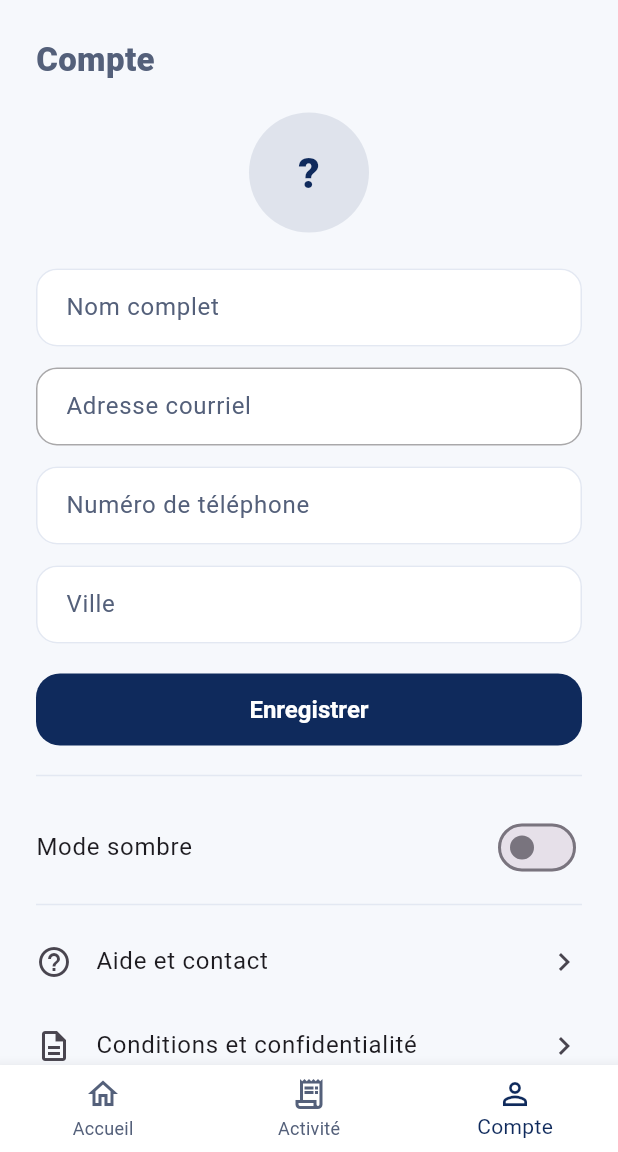
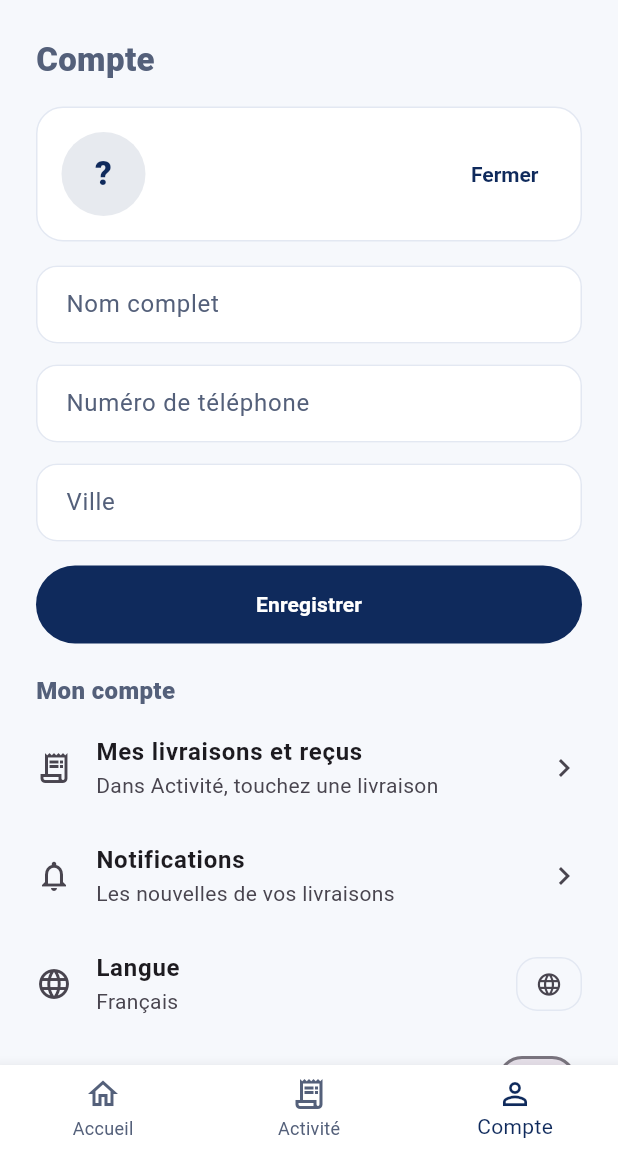
Before and after one commit to Solexiai/mecano-mobile, a Flutter app: the CustomerDashboardShell screen opened by its route, item 3 of the bottom bar chosen, on a phone screen of 412 x 824 dp, the part 84-1236 px from its top. Run offline on Flutter 3.47's test engine with Material 3 defaults, Android fonts, the phone set to English and light mode, and no system bars; our stand-ins replace cloud_firestore, cloud_functions, firebase_auth, firebase_core, firebase_messaging, firebase_storage and 8 more; missing offline and left inert: dart:js_interop; accounts and stored records are empty.

Commit message:
feat(client): account tab like the mockup (screen 5)
Who you are on top (initial, name, email, phone) with Edit, then short
rows that all lead somewhere real: deliveries and receipts (Activité),
notifications, language, dark mode, help, terms. Sign out and the honest
deletion path stay. The form opens by itself when no name is saved yet.

Co-Authored-By: Claude Opus 5.5 <noreply@anthropic.com>
Claude-Session: https://claude.ai/code/session_016wdyjnMgpXu8tP4WYgSueY

```diff
--- a/lib/screens/dashboard/customer/customer_dashboard_shell.dart
+++ b/lib/screens/dashboard/customer/customer_dashboard_shell.dart
@@ -61,7 +61,7 @@ class _CustomerDashboardShellState extends State<CustomerDashboardShell> {
     final tabs = [
       CustomerOverviewTab(onGoToTab: (i) => setState(() => _index = i)),
       const CustomerRequestsTab(),
-      const CustomerProfileTab(),
+      CustomerProfileTab(onGoToTab: (i) => setState(() => _index = i)),
     ];
 
     final navItems = [
--- a/lib/screens/dashboard/customer/tabs/customer_profile_tab.dart
+++ b/lib/screens/dashboard/customer/tabs/customer_profile_tab.dart
@@ -6,6 +6,7 @@ import '../../../../providers/firebase_auth_provider.dart';
 import '../../../../providers/locale_provider.dart';
 import '../../../../providers/theme_provider.dart';
 import 'package:go_router/go_router.dart';
+import '../../../../widgets/language_selector.dart';
 
 /// Onglet profil client — Phase 4 : identité réelle Firebase Auth.
 ///
@@ -14,7 +15,10 @@ import 'package:go_router/go_router.dart';
 /// `is_disabled`/`email_verified` ne changent pas) — pas de Cloud Function
 /// nécessaire pour ces champs déclaratifs simples.
 class CustomerProfileTab extends StatefulWidget {
-  const CustomerProfileTab({super.key});
+  const CustomerProfileTab({super.key, this.onGoToTab});
+
+  /// Opens another tab of the customer space (1 = Activité).
+  final ValueChanged<int>? onGoToTab;
 
   @override
   State<CustomerProfileTab> createState() => _CustomerProfileTabState();
@@ -26,6 +30,7 @@ class _CustomerProfileTabState extends State<CustomerProfileTab> {
   final _cityController = TextEditingController();
   bool _loaded = false;
   bool _saving = false;
+  bool _editing = false;
 
   @override
   void initState() {
@@ -46,7 +51,13 @@ class _CustomerProfileTabState extends State<CustomerProfileTab> {
     } catch (_) {
       _nameController.text = user.displayName ?? '';
     } finally {
-      if (mounted) setState(() => _loaded = true);
+      // No name yet: the form opens by itself so the customer can add it.
+      if (mounted) {
+        setState(() {
+          _loaded = true;
+          _editing = _nameController.text.trim().isEmpty;
+        });
+      }
     }
   }
 
@@ -68,6 +79,7 @@ class _CustomerProfileTabState extends State<CustomerProfileTab> {
         /* The name stays saved in the profile even if Auth is not updated. */
       }
       if (mounted) {
+        setState(() => _editing = false);
         ScaffoldMessenger.of(context)
             .showSnackBar(SnackBar(content: Text(t('customer_profile_update_success'))));
       }
@@ -98,71 +110,152 @@ class _CustomerProfileTabState extends State<CustomerProfileTab> {
       return const Center(child: CircularProgressIndicator());
     }
 
-    final displayName = _nameController.text.isNotEmpty ? _nameController.text : (user.email ?? '');
+    final name = _nameController.text.trim();
+    final displayName = name.isNotEmpty ? name : (user.email ?? '');
+    final phone = _phoneController.text.trim();
+    Widget row({
+      required Key key,
+      required IconData icon,
+      required String title,
+      String? subtitle,
+      Widget? trailing,
+      VoidCallback? onTap,
+    }) => ListTile(
+      key: key,
+      contentPadding: EdgeInsets.zero,
+      leading: Icon(icon),
+      title: Text(title, style: const TextStyle(fontWeight: FontWeight.w600)),
+      subtitle: subtitle == null ? null : Text(subtitle),
+      trailing: trailing ?? (onTap == null ? null : const Icon(Icons.chevron_right)),
+      onTap: onTap,
+    );
 
+    // Compte, like the owner mockup (2026-10-25): who you are on top, then
+    // short rows. Only rows that lead somewhere real are shown.
     return SingleChildScrollView(
       padding: const EdgeInsets.all(24),
       child: Column(
-        crossAxisAlignment: CrossAxisAlignment.start,
+        crossAxisAlignment: CrossAxisAlignment.stretch,
         children: [
           Text(tr('Compte', 'Account', 'Cuenta'), style: const TextStyle(fontSize: 22, fontWeight: FontWeight.w800)),
-          const SizedBox(height: 20),
-          Center(
-            child: CircleAvatar(
-              radius: 40,
+          const SizedBox(height: 16),
+          Container(
+            key: const ValueKey('account-header'),
+            padding: const EdgeInsets.all(16),
+            decoration: BoxDecoration(
+              color: Theme.of(context).cardTheme.color ?? Theme.of(context).colorScheme.surface,
+              borderRadius: BorderRadius.circular(18),
+              border: Border.all(color: AppColors.border),
+            ),
+            child: Row(
+              children: [
+                CircleAvatar(
+                  radius: 28,
                   backgroundColor: AppColors.primary.withValues(alpha: 0.1),
                   child: Text(
                     displayName.isNotEmpty ? displayName.substring(0, 1).toUpperCase() : '?',
-                style: const TextStyle(fontSize: 28, color: AppColors.primary, fontWeight: FontWeight.w800),
+                    style: const TextStyle(fontSize: 22, color: AppColors.primary, fontWeight: FontWeight.w800),
                   ),
                 ),
+                const SizedBox(width: 14),
+                Expanded(
+                  child: Column(
+                    crossAxisAlignment: CrossAxisAlignment.start,
+                    children: [
+                      Text(
+                        displayName,
+                        key: const ValueKey('account-name'),
+                        style: const TextStyle(fontSize: 19, fontWeight: FontWeight.w800),
                       ),
-          const SizedBox(height: 24),
-          TextField(controller: _nameController, decoration: InputDecoration(labelText: t('auth_full_name'))),
+                      if ((user.email ?? '').isNotEmpty && user.email != displayName)
+                        Text(user.email!, style: const TextStyle(color: AppColors.textSecondary)),
+                      if (phone.isNotEmpty)
+                        Text(phone, style: const TextStyle(color: AppColors.textSecondary)),
+                    ],
+                  ),
+                ),
+                TextButton(
+                  key: const ValueKey('account-edit'),
+                  onPressed: () => setState(() => _editing = !_editing),
+                  child: Text(_editing
+                      ? tr('Fermer', 'Close', 'Cerrar')
+                      : tr('Modifier', 'Edit', 'Editar')),
+                ),
+              ],
+            ),
+          ),
+          if (_editing) ...[
+            const SizedBox(height: 16),
+            TextField(
+              key: const ValueKey('account-name-field'),
+              controller: _nameController,
+              decoration: InputDecoration(labelText: t('auth_full_name')),
+              onChanged: (_) => setState(() {}),
+            ),
             const SizedBox(height: 14),
             TextField(
-            enabled: false,
-            controller: TextEditingController(text: user.email ?? ''),
-            decoration: InputDecoration(labelText: t('auth_email')),
+              controller: _phoneController,
+              keyboardType: TextInputType.phone,
+              decoration: InputDecoration(labelText: t('auth_phone')),
             ),
             const SizedBox(height: 14),
-          TextField(controller: _phoneController, decoration: InputDecoration(labelText: t('auth_phone'))),
-          const SizedBox(height: 14),
             TextField(controller: _cityController, decoration: InputDecoration(labelText: t('customer_profile_city_label'))),
-          const SizedBox(height: 20),
-          SizedBox(
-            width: double.infinity,
-            child: ElevatedButton(
+            const SizedBox(height: 16),
+            FilledButton(
+              key: const ValueKey('account-save'),
+              style: FilledButton.styleFrom(minimumSize: const Size.fromHeight(52)),
               onPressed: _saving ? null : () => _save(user.uid),
               child: _saving
                   ? const SizedBox(
                       width: 20, height: 20, child: CircularProgressIndicator(strokeWidth: 2, color: Colors.white))
                   : Text(t('common_save')),
             ),
+          ],
+          const SizedBox(height: 20),
+          Text(tr('Mon compte', 'My account', 'Mi cuenta'),
+              style: const TextStyle(fontWeight: FontWeight.w800, fontSize: 16)),
+          const SizedBox(height: 4),
+          if (widget.onGoToTab != null)
+            row(
+              key: const ValueKey('account-receipts'),
+              icon: Icons.receipt_long_outlined,
+              title: tr('Mes livraisons et reçus', 'My deliveries and receipts', 'Mis entregas y recibos'),
+              subtitle: tr('Dans Activité, touchez une livraison', 'In Activity, tap a delivery', 'En Actividad, toca una entrega'),
+              onTap: () => widget.onGoToTab!(1),
             ),
-          const Divider(height: 40),
+          row(
+            key: const ValueKey('account-notifications'),
+            icon: Icons.notifications_none,
+            title: tr('Notifications', 'Notifications', 'Notificaciones'),
+            subtitle: tr('Les nouvelles de vos livraisons', 'News about your deliveries', 'Novedades de tus entregas'),
+            onTap: () => context.go('/$locale/notifications'),
+          ),
+          row(
+            key: const ValueKey('account-language'),
+            icon: Icons.language,
+            title: tr('Langue', 'Language', 'Idioma'),
+            subtitle: switch (locale) { 'en' => 'English', 'es' => 'Español', _ => 'Français' },
+            trailing: const LanguageSelector(compact: true),
+          ),
           SwitchListTile(
             contentPadding: EdgeInsets.zero,
-            title: Text(t('customer_profile_dark_mode')),
+            secondary: const Icon(Icons.dark_mode_outlined),
+            title: Text(t('customer_profile_dark_mode'), style: const TextStyle(fontWeight: FontWeight.w600)),
             value: themeProvider.isDark,
             onChanged: (_) => themeProvider.toggle(),
             activeThumbColor: AppColors.primary,
           ),
-          const Divider(height: 20),
-          ListTile(
+          row(
             key: const ValueKey('account-help'),
-            contentPadding: EdgeInsets.zero,
-            leading: const Icon(Icons.help_outline),
-            title: Text(tr('Aide et contact', 'Help and contact', 'Ayuda y contacto')),
-            trailing: const Icon(Icons.chevron_right),
+            icon: Icons.help_outline,
+            title: tr('Aide et contact', 'Help and contact', 'Ayuda y contacto'),
+            subtitle: tr('Questions, problème avec une livraison', 'Questions, a problem with a delivery', 'Preguntas, un problema con una entrega'),
             onTap: () => context.go('/$locale/contact'),
           ),
-          ListTile(
+          row(
             key: const ValueKey('account-terms'),
-            contentPadding: EdgeInsets.zero,
-            leading: const Icon(Icons.description_outlined),
-            title: Text(tr('Conditions et confidentialité', 'Terms and privacy', 'Condiciones y privacidad')),
-            trailing: const Icon(Icons.chevron_right),
+            icon: Icons.description_outlined,
+            title: tr('Conditions et confidentialité', 'Terms and privacy', 'Condiciones y privacidad'),
             onTap: () => context.go('/$locale/legal/terms'),
           ),
           const Divider(height: 20),
```
Lines whose indentation alone changed are shown as unchanged.
